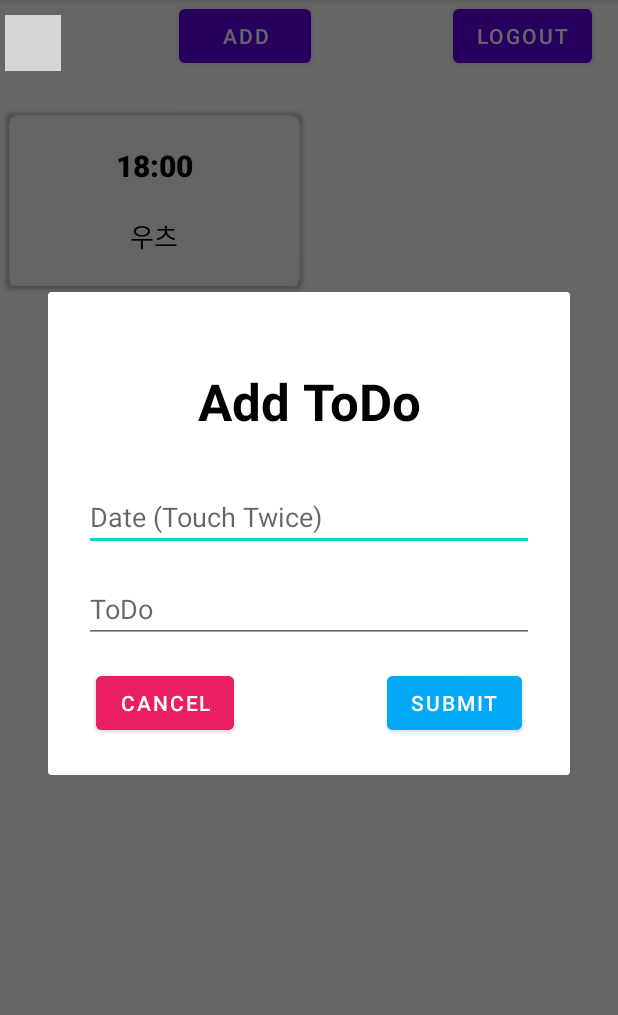
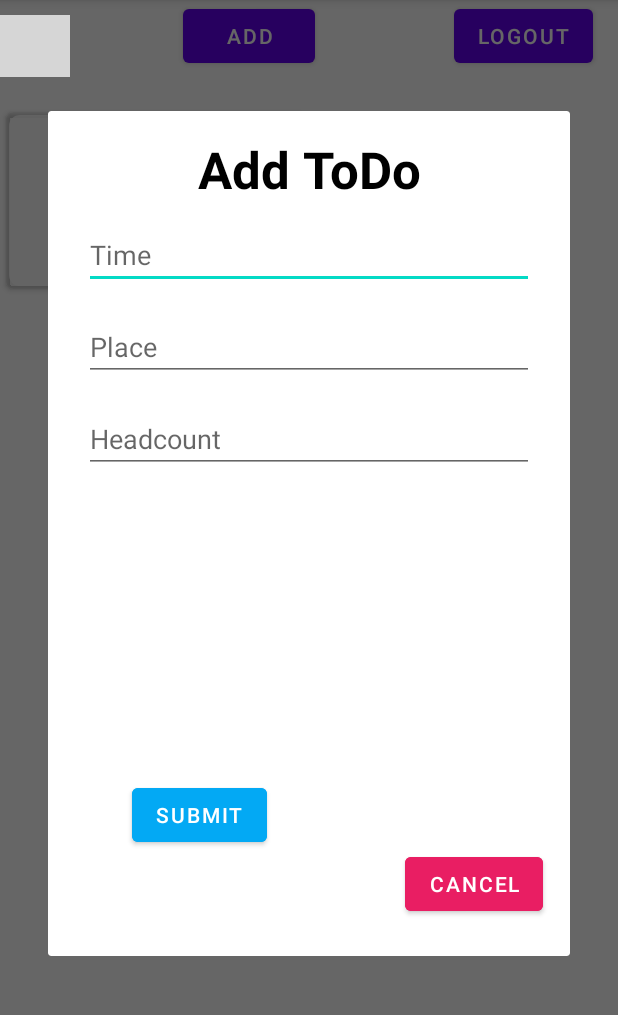
Before and after one commit to yeji63/MadCamp2, an Android app: the SubActivity screen opened directly, with no data from a screen before it, after a tap on "ADD", on a phone screen of 412 x 824 dp, the part 84-1099 px from its top. Run offline under Robolectric (Android 15) with nearby library versions, the phone set to English and light mode, and no system bars; libraries missing offline, so code that uses them is left out: com.kakao.usermgmt; pictures from the network do not load; 1 statement that could not run was skipped; grey boxes are pictures that could not be loaded.

Commit message:
placedb store success

```diff
--- a/app/src/main/java/com/example/madcamp2/RetrofitInterface.java
+++ b/app/src/main/java/com/example/madcamp2/RetrofitInterface.java
@@ -14,4 +14,7 @@ public interface RetrofitInterface {
     @POST("/signup")
     Call<Void> executeSignup (@Body HashMap<String, String> map);
 
+    @POST("/addgroup")
+    Call<GroupItem> executeGroupAdd (@Body HashMap<String, String> map);
+
 }
--- a/app/src/main/res/layout/activity_sub.xml
+++ b/app/src/main/res/layout/activity_sub.xml
@@ -22,13 +22,13 @@
 
     <ImageView
         android:id="@+id/iv_profile"
-        android:layout_width="37dp"
-        android:layout_height="37dp"
+        android:layout_width="48dp"
+        android:layout_height="41dp"
         android:layout_marginTop="10dp"
         android:layout_marginBottom="16dp"
         app:layout_constraintBottom_toTopOf="@+id/tv_nickName"
         app:layout_constraintEnd_toEndOf="@+id/tv_nickName"
-        app:layout_constraintHorizontal_bias="0.0"
+        app:layout_constraintHorizontal_bias="0.571"
         app:layout_constraintStart_toStartOf="@+id/tv_nickName"
         app:layout_constraintTop_toTopOf="parent"
         tools:srcCompat="@tools:sample/avatars" />
--- a/app/src/main/res/layout/add_group.xml
+++ b/app/src/main/res/layout/add_group.xml
@@ -3,14 +3,13 @@
     xmlns:app="http://schemas.android.com/apk/res-auto"
     xmlns:tools="http://schemas.android.com/tools"
     android:layout_width="match_parent"
-    android:layout_height="match_parent"
-    tools:context=".fragments.ToDoFragment">
+    android:layout_height="match_parent">
 
     <TextView
         android:id="@+id/tv_link_title"
         android:layout_width="wrap_content"
         android:layout_height="wrap_content"
-        android:layout_marginTop="50dp"
+        android:layout_marginTop="16dp"
         android:text="Add ToDo"
         android:textColor="#000000"
         android:textSize="34sp"
@@ -23,29 +22,31 @@
         android:id="@+id/bt_link_submit"
         android:layout_width="wrap_content"
         android:layout_height="wrap_content"
-        android:layout_marginTop="16dp"
-        android:layout_marginEnd="8dp"
-        android:layout_marginRight="8dp"
+        android:layout_marginStart="56dp"
+        android:layout_marginLeft="56dp"
+        android:layout_marginTop="187dp"
         android:layout_marginBottom="24dp"
         android:backgroundTint="#03A9F4"
         android:text="Submit"
         app:layout_constraintBottom_toBottomOf="parent"
-        app:layout_constraintEnd_toEndOf="@+id/et_todo"
-        app:layout_constraintTop_toBottomOf="@+id/et_todo" />
+        app:layout_constraintStart_toStartOf="parent"
+        app:layout_constraintTop_toBottomOf="@+id/et_headcount"
+        app:layout_constraintVertical_bias="0.271" />
 
     <Button
         android:id="@+id/bt_link_cancel"
         android:layout_width="wrap_content"
         android:layout_height="wrap_content"
-        android:layout_marginStart="8dp"
-        android:layout_marginLeft="8dp"
-        android:layout_marginTop="16dp"
+        android:layout_marginStart="92dp"
+        android:layout_marginLeft="92dp"
+        android:layout_marginTop="250dp"
         android:layout_marginBottom="24dp"
         android:backgroundTint="#E91E63"
         android:text="Cancel"
         app:layout_constraintBottom_toBottomOf="parent"
-        app:layout_constraintStart_toStartOf="@+id/et_todo"
-        app:layout_constraintTop_toBottomOf="@+id/et_todo" />
+        app:layout_constraintStart_toEndOf="@+id/bt_link_submit"
+        app:layout_constraintTop_toBottomOf="@+id/et_headcount"
+        app:layout_constraintVertical_bias="0.0" />
 
     <EditText
         android:id="@+id/et_link"
@@ -53,13 +54,13 @@
         android:layout_height="wrap_content"
         android:layout_marginStart="24dp"
         android:layout_marginLeft="24dp"
-        android:layout_marginTop="32dp"
+        android:layout_marginTop="12dp"
         android:layout_marginEnd="24dp"
         android:layout_marginRight="24dp"
         android:ems="10"
-        android:hint="Date (Touch Twice)"
-        android:inputType="date"
+        android:hint="Time"
         app:layout_constraintEnd_toEndOf="parent"
+        app:layout_constraintHorizontal_bias="0.492"
         app:layout_constraintStart_toStartOf="parent"
         app:layout_constraintTop_toBottomOf="@+id/tv_link_title" />
 
@@ -73,10 +74,26 @@
         android:layout_marginEnd="24dp"
         android:layout_marginRight="24dp"
         android:ems="10"
-        android:hint="ToDo"
-        android:inputType="textPersonName"
+        android:hint="Place"
         app:layout_constraintEnd_toEndOf="parent"
+        app:layout_constraintHorizontal_bias="0.507"
         app:layout_constraintStart_toStartOf="parent"
         app:layout_constraintTop_toBottomOf="@+id/et_link" />
 
+    <EditText
+        android:id="@+id/et_headcount"
+        android:layout_width="300dp"
+        android:layout_height="wrap_content"
+        android:layout_marginStart="24dp"
+        android:layout_marginLeft="24dp"
+        android:layout_marginTop="16dp"
+        android:layout_marginEnd="24dp"
+        android:layout_marginRight="24dp"
+        android:ems="10"
+        android:hint="Headcount"
+        app:layout_constraintEnd_toEndOf="parent"
+        app:layout_constraintStart_toStartOf="parent"
+        app:layout_constraintTop_toBottomOf="@+id/et_todo" />
+
+
 </androidx.constraintlayout.widget.ConstraintLayout>
```
Also changed, not shown: app/src/main/java/com/example/madcamp2/AddGroup.java (+33 -18 lines), app/src/main/java/com/example/madcamp2/GroupItem.java (added, +13 -0 lines).
